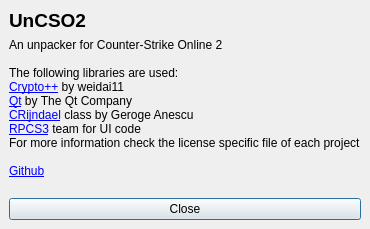
Before: the Qt Designer form src/qt/aboutdialog.ui in L-Leite/UnCSO2, drawn with Qt 5.
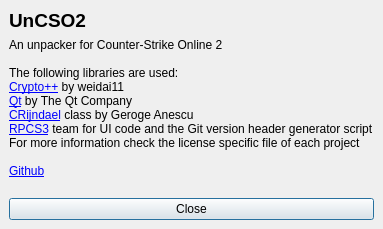
After: the same form once the commit is applied.

What changed in the file:
```diff
--- a/src/qt/aboutdialog.ui
+++ b/src/qt/aboutdialog.ui
@@ -6,7 +6,7 @@
    <rect>
     <x>0</x>
     <y>0</y>
-    <width>360</width>
+    <width>365</width>
     <height>223</height>
    </rect>
   </property>
@@ -67,7 +67,7 @@
            </font>
           </property>
           <property name="text">
-           <string>&lt;html&gt;&lt;head/&gt;&lt;body&gt;&lt;p&gt;An unpacker for Counter-Strike Online 2&lt;br/&gt;&lt;br/&gt;The following libraries are used:&lt;br/&gt;&lt;a href=&quot;https://www.cryptopp.com/&quot;&gt;&lt;span style=&quot; text-decoration: underline; color:#0000ff;&quot;&gt;Crypto++&lt;/span&gt;&lt;/a&gt; by weidai11&lt;br/&gt;&lt;a href=&quot;https://www.qt.io/&quot;&gt;&lt;span style=&quot; text-decoration: underline; color:#0000ff;&quot;&gt;Qt&lt;/span&gt;&lt;/a&gt; by The Qt Company&lt;br/&gt;&lt;a href=&quot;https://www.codeproject.com/Articles/1380/A-C-Implementation-of-the-Rijndael-Encryption-Decr&quot;&gt;&lt;span style=&quot; text-decoration: underline; color:#0000ff;&quot;&gt;CRijndael&lt;/span&gt;&lt;/a&gt; class by Geroge Anescu&lt;br/&gt;&lt;a href=&quot;https://rpcs3.net/&quot;&gt;&lt;span style=&quot; text-decoration: underline; color:#0000ff;&quot;&gt;RPCS3&lt;/span&gt;&lt;/a&gt; team for UI code&lt;br/&gt;For more information check the license specific file of each project&lt;br/&gt;&lt;br/&gt;&lt;a href=&quot;https://github.com/Ochii/UnCSO2&quot;&gt;&lt;span style=&quot; text-decoration: underline; color:#0000ff;&quot;&gt;Github&lt;/span&gt;&lt;/a&gt;&lt;br/&gt;&lt;/p&gt;&lt;/body&gt;&lt;/html&gt;</string>
+           <string>&lt;html&gt;&lt;head/&gt;&lt;body&gt;&lt;p&gt;An unpacker for Counter-Strike Online 2&lt;br/&gt;&lt;br/&gt;The following libraries are used:&lt;br/&gt;&lt;a href=&quot;https://www.cryptopp.com/&quot;&gt;&lt;span style=&quot; text-decoration: underline; color:#0000ff;&quot;&gt;Crypto++&lt;/span&gt;&lt;/a&gt; by weidai11&lt;br/&gt;&lt;a href=&quot;https://www.qt.io/&quot;&gt;&lt;span style=&quot; text-decoration: underline; color:#0000ff;&quot;&gt;Qt&lt;/span&gt;&lt;/a&gt; by The Qt Company&lt;br/&gt;&lt;a href=&quot;https://www.codeproject.com/Articles/1380/A-C-Implementation-of-the-Rijndael-Encryption-Decr&quot;&gt;&lt;span style=&quot; text-decoration: underline; color:#0000ff;&quot;&gt;CRijndael&lt;/span&gt;&lt;/a&gt; class by Geroge Anescu&lt;br/&gt;&lt;a href=&quot;https://rpcs3.net/&quot;&gt;&lt;span style=&quot; text-decoration: underline; color:#0000ff;&quot;&gt;RPCS3&lt;/span&gt;&lt;/a&gt; team for UI code and the Git version header generator script&lt;br/&gt;For more information check the license specific file of each project&lt;br/&gt;&lt;br/&gt;&lt;a href=&quot;https://github.com/Ochii/UnCSO2&quot;&gt;&lt;span style=&quot; text-decoration: underline; color:#0000ff;&quot;&gt;Github&lt;/span&gt;&lt;/a&gt;&lt;br/&gt;&lt;/p&gt;&lt;/body&gt;&lt;/html&gt;</string>
           </property>
           <property name="textFormat">
            <enum>Qt::RichText</enum>
```
